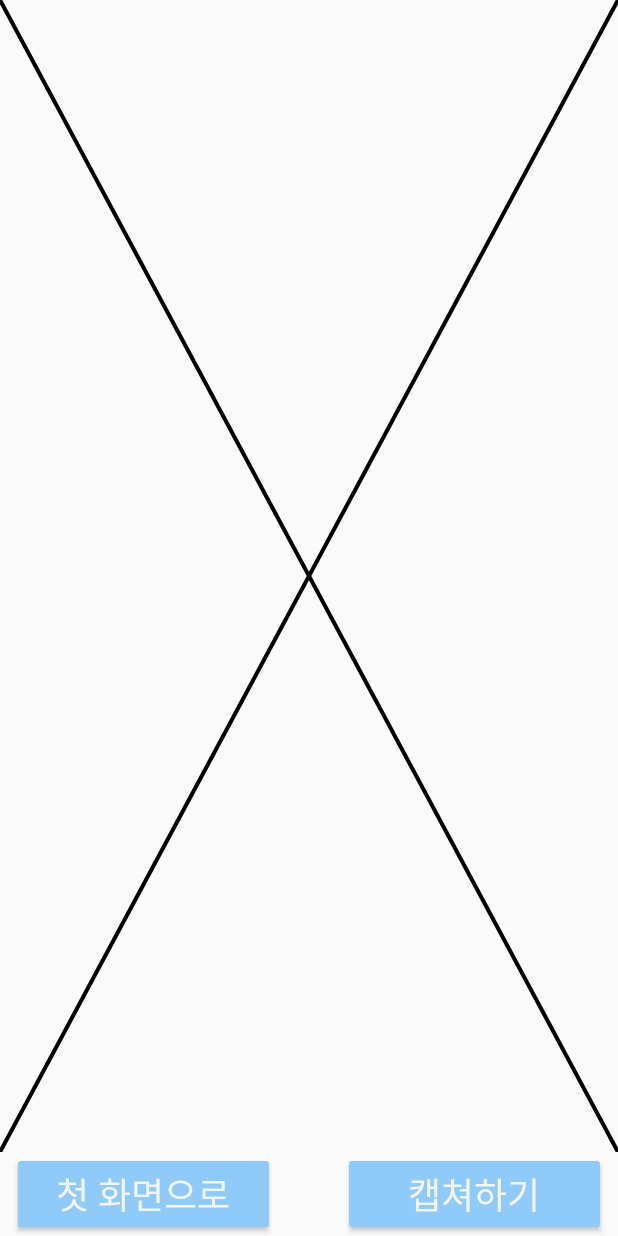
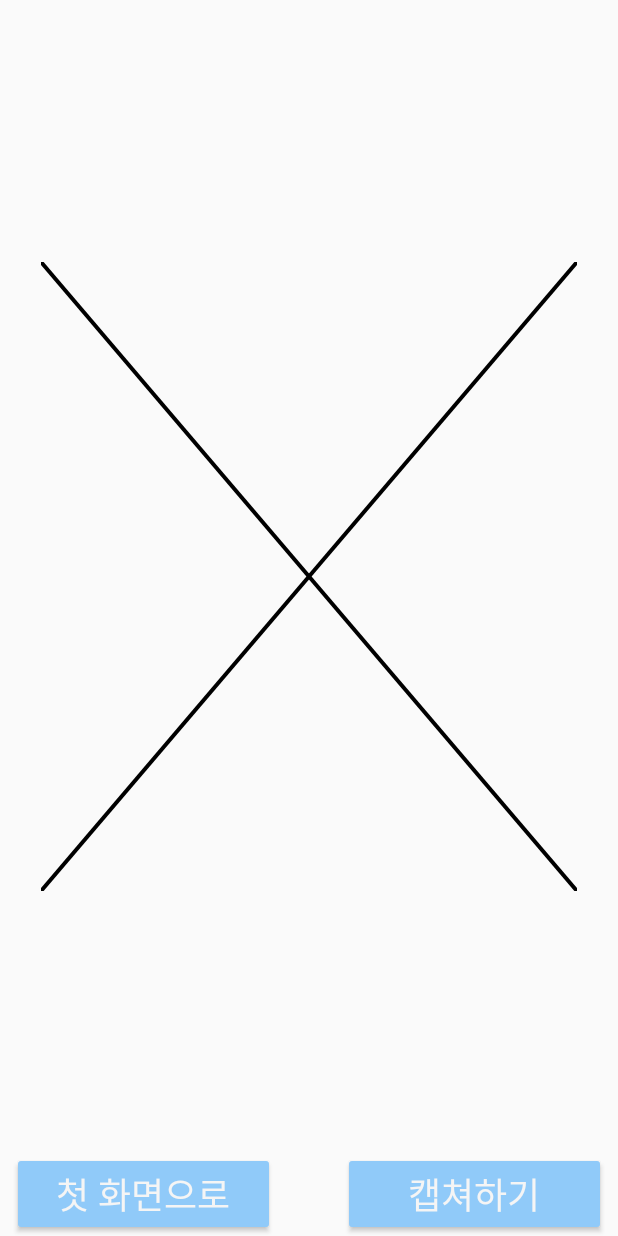
Before and after one commit to MinJaeSim/MobileWordCloud, an Android app: the DisplayActivity screen opened directly, with no data from a screen before it, on a phone screen of 412 x 824 dp. Run offline under Robolectric (Android 15) with nearby library versions, the phone set to English and light mode, and no system bars; Roboto replaces fonts that are not available here; 2 statements that could not run were skipped.

Commit message:
디자인 4차 수정

```diff
--- a/app/src/main/java/com/example/simminje/mobilewordcloud/Model/Analysis.java
+++ b/app/src/main/java/com/example/simminje/mobilewordcloud/Model/Analysis.java
@@ -70,11 +70,11 @@ public class Analysis {
             if (wc.word.length() > 1) words.add(wc);
         }
 
-        words = words.subList(0, 60);
+        words = words.subList(0, 80);
 
-        for (WordCount word : words) {
+        for (WordCount word : words)
             System.out.println(word.toString());
-        }
+
     }
 
     private static String removePunctuations(String str) {
--- a/app/src/main/res/layout-v21/activity_display.xml
+++ b/app/src/main/res/layout-v21/activity_display.xml
@@ -8,20 +8,23 @@
 
     <com.example.simminje.mobilewordcloud.View.ResultCanvas
         android:id="@+id/canvas_view"
-        android:layout_width="0dp"
-        android:layout_height="0dp"
+        android:layout_width="357dp"
+        android:layout_height="419dp"
         android:layout_above="@+id/back_to_main"
         android:layout_alignParentTop="true"
+        android:layout_marginBottom="8dp"
+        android:layout_marginEnd="2dp"
+        android:layout_marginStart="2dp"
+        android:layout_marginTop="8dp"
         app:layout_constraintBottom_toTopOf="@+id/back_to_main"
-        app:layout_constraintHorizontal_bias="0.0"
-        app:layout_constraintLeft_toLeftOf="parent"
-        app:layout_constraintRight_toRightOf="parent"
+        app:layout_constraintEnd_toEndOf="parent"
+        app:layout_constraintStart_toStartOf="parent"
         app:layout_constraintTop_toTopOf="parent"
-        app:layout_constraintVertical_bias="0.0"
         tools:layout_constraintBottom_creator="1"
         tools:layout_constraintLeft_creator="1"
         tools:layout_constraintRight_creator="1"
-        tools:layout_constraintTop_creator="1" />
+        tools:layout_constraintTop_creator="1"
+        tools:layout_editor_absoluteY="61dp" />
 
     <Button
         android:id="@+id/back_to_main"
--- a/app/src/main/res/layout/activity_display.xml
+++ b/app/src/main/res/layout/activity_display.xml
@@ -8,20 +8,23 @@
 
     <com.example.simminje.mobilewordcloud.View.ResultCanvas
         android:id="@+id/canvas_view"
-        android:layout_width="0dp"
-        android:layout_height="0dp"
+        android:layout_width="357dp"
+        android:layout_height="419dp"
         android:layout_above="@+id/back_to_main"
         android:layout_alignParentTop="true"
+        android:layout_marginBottom="8dp"
+        android:layout_marginEnd="2dp"
+        android:layout_marginStart="2dp"
+        android:layout_marginTop="8dp"
         app:layout_constraintBottom_toTopOf="@+id/back_to_main"
-        app:layout_constraintHorizontal_bias="0.0"
-        app:layout_constraintLeft_toLeftOf="parent"
-        app:layout_constraintRight_toRightOf="parent"
+        app:layout_constraintEnd_toEndOf="parent"
+        app:layout_constraintStart_toStartOf="parent"
         app:layout_constraintTop_toTopOf="parent"
-        app:layout_constraintVertical_bias="0.0"
         tools:layout_constraintBottom_creator="1"
         tools:layout_constraintLeft_creator="1"
         tools:layout_constraintRight_creator="1"
-        tools:layout_constraintTop_creator="1" />
+        tools:layout_constraintTop_creator="1"
+        tools:layout_editor_absoluteY="61dp" />
 
     <Button
         android:id="@+id/back_to_main"
--- a/app/src/main/res/layout/step3.xml
+++ b/app/src/main/res/layout/step3.xml
@@ -36,7 +36,7 @@
         android:id="@+id/step3_2"
         android:layout_width="wrap_content"
         android:layout_height="wrap_content"
-        android:layout_marginTop="16dp"
+        android:layout_marginTop="8dp"
         android:text="@string/description3"
         android:textSize="24sp"
         android:textAlignment="center"
--- a/app/src/main/res/values/colors.xml
+++ b/app/src/main/res/values/colors.xml
@@ -6,14 +6,12 @@
     <color name="colorWhite">#f5f5f5</color>
     <color name="colorBackGround">#90caf9</color>
     <color name="colorBrightAccent">#fbffb9</color>
-    <color name="colorBackGround2">#f9bf90</color>
-
     <color name="color1">#F5D1B7</color>
     <color name="color2">#F4C96B</color>
     <color name="color3">#E98138</color>
     <color name="color4">#8885A4</color>
     <color name="color5">#7A9A82</color>
-    <color name="color6">#F8E25E</color>
+    <color name="color6">#E17669</color>
     <color name="color7">#F2635D</color>
     <color name="color8">#23626B</color>
     <color name="color9">#53ADD5</color>
```
Also changed, not shown: app/src/main/AndroidManifest.xml (+12 -8 lines), app/src/main/java/com/example/simminje/mobilewordcloud/View/LoadKakaoFragment.java (+13 -4 lines), app/src/main/java/com/example/simminje/mobilewordcloud/View/ResultCanvas.java (+19 -13 lines), app/src/main/java/com/example/simminje/mobilewordcloud/View/StepFragment.java (+2 -14 lines).
